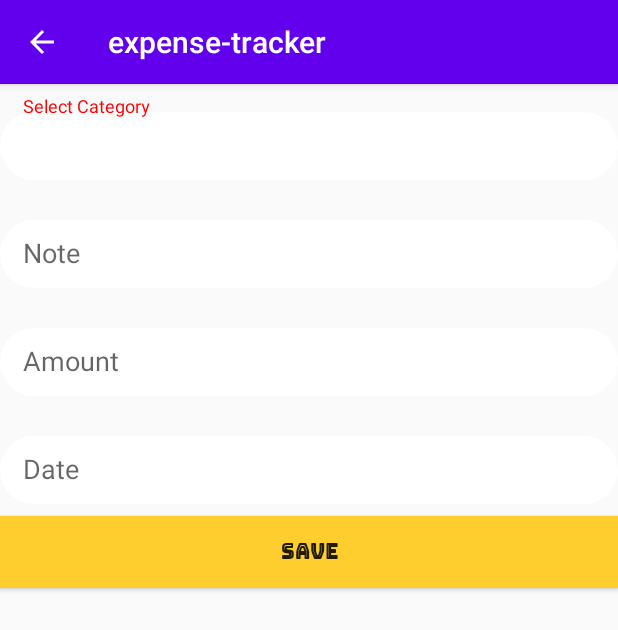
After one commit to sumanbhujel/expense-tracker, an Android app: the AddIncomeActivity screen opened directly, with no data from a screen before it, on a phone screen of 412 x 824 dp. The commit adds this screen. Shown: the top 630 px of the screen. Run offline under Robolectric (Android 15) with nearby library versions, the phone set to English and light mode, and no system bars.

Commit message:
AddIncomeActivity is added

```diff
--- a/app/src/main/AndroidManifest.xml
+++ b/app/src/main/AndroidManifest.xml
@@ -14,9 +14,14 @@
         android:usesCleartextTraffic="true"
         tools:targetApi="m">
         <activity
+            android:name=".activities.AddIncomeActivity"
+            android:parentActivityName=".activities.DashboardActivity"
+            android:screenOrientation="portrait"
+            android:theme="@style/AppTheme"></activity>
+        <activity
             android:name=".activities.AddCategoryActivity"
             android:screenOrientation="portrait"
-            android:theme="@style/AppTheme"></activity>
+            android:theme="@style/AppTheme" />
         <activity android:name=".activities.ProfileActivity" />
         <activity android:name=".activities.DashboardActivity" />
         <activity
--- /dev/null
+++ b/app/src/main/java/com/agileproject/expense_tracker/activities/AddIncomeActivity.java
@@ -0,0 +1,16 @@
+package com.agileproject.expense_tracker.activities;
+
+import androidx.appcompat.app.AppCompatActivity;
+
+import android.os.Bundle;
+
+import com.agileproject.expense_tracker.R;
+
+public class AddIncomeActivity extends AppCompatActivity {
+
+    @Override
+    protected void onCreate(Bundle savedInstanceState) {
+        super.onCreate(savedInstanceState);
+        setContentView(R.layout.activity_add_income);
+    }
+}
--- a/app/src/main/java/com/agileproject/expense_tracker/activities/DashboardActivity.java
+++ b/app/src/main/java/com/agileproject/expense_tracker/activities/DashboardActivity.java
@@ -57,8 +57,12 @@ public class DashboardActivity extends AppCompatActivity implements CardView.OnC
                 startActivity(i1);
                 break;
             case R.id.cardCategory:
-                //Intent i1 = new Intent(DashboardActivity.this, CategoryActivity.class);
-                //startActivity(i1);
+                Intent i2 = new Intent(DashboardActivity.this, AddCategoryActivity.class);
+                startActivity(i2);
+                break;
+            case R.id.cardAddIncome:
+                Intent i3 = new Intent(DashboardActivity.this, AddIncomeActivity.class);
+                startActivity(i3);
                 break;
             case R.id.cardAddExpenses:
 //                Intent i2 = new Intent(DashboardActivity.this, AddExpenseActivity.class);
@@ -68,10 +72,7 @@ public class DashboardActivity extends AppCompatActivity implements CardView.OnC
 //                Intent i3 = new Intent(DashboardActivity.this, TransactionListActivity.class);
 //                startActivity(i3);
                 break;
-            case R.id.cardAddIncome:
-//                Intent i4 = new Intent(DashboardActivity.this, AddIncomeActivity.class);
-//                startActivity(i4);
-                break;
+
             case R.id.cardShowChart:
 //                Intent i5 = new Intent(DashboardActivity.this, ChartActivity.class);
 //                startActivity(i5);
--- /dev/null
+++ b/app/src/main/res/layout/activity_add_income.xml
@@ -0,0 +1,123 @@
+<?xml version="1.0" encoding="utf-8"?>
+<LinearLayout xmlns:android="http://schemas.android.com/apk/res/android"
+    xmlns:app="http://schemas.android.com/apk/res-auto"
+    xmlns:tools="http://schemas.android.com/tools"
+    android:layout_width="match_parent"
+    android:layout_height="match_parent"
+    tools:context=".activities.AddIncomeActivity">
+
+    <LinearLayout
+        android:layout_width="match_parent"
+        android:layout_height="match_parent"
+        android:orientation="vertical">
+
+        <!-- Categories Label -->
+        <com.google.android.material.textfield.TextInputLayout
+            android:id="@+id/et_inc_category"
+            android:layout_width="match_parent"
+            android:layout_height="wrap_content"
+            android:layout_marginTop="8dp"
+            android:layout_marginBottom="8dp">
+
+            <com.google.android.material.textfield.TextInputEditText
+                android:id="@+id/et_inc_category_value"
+                android:layout_width="match_parent"
+                android:layout_height="45dp"
+                android:layout_gravity="center"
+                android:layout_marginTop="10dp"
+                android:background="@drawable/btn"
+                android:clickable="true"
+                android:hint="Select Category"
+                android:inputType="text"
+                android:paddingStart="15dp"
+                android:paddingLeft="15dp"
+                android:textColorHint="@color/fullwhite"
+                tools:ignore="RtlSymmetry" />
+        </com.google.android.material.textfield.TextInputLayout>
+
+
+        <!-- Notes Label -->
+        <com.google.android.material.textfield.TextInputLayout
+            android:id="@+id/et_note"
+            android:layout_width="match_parent"
+            android:layout_height="wrap_content"
+            android:layout_marginTop="8dp"
+            android:layout_marginBottom="8dp">
+
+            <com.google.android.material.textfield.TextInputEditText
+                android:id="@+id/et_note_value"
+                android:layout_width="match_parent"
+                android:layout_height="45dp"
+                android:layout_gravity="center"
+                android:layout_marginTop="10dp"
+                android:background="@drawable/btn"
+                android:hint="Note"
+                android:inputType="text"
+                android:paddingStart="15dp"
+                android:paddingLeft="15dp"
+                android:textColorHint="@color/fullwhite"
+                tools:ignore="RtlSymmetry" />
+        </com.google.android.material.textfield.TextInputLayout>
+
+
+        <!-- Amount Label -->
+        <com.google.android.material.textfield.TextInputLayout
+            android:id="@+id/et_amount"
+            android:layout_width="match_parent"
+            android:layout_height="wrap_content"
+            android:layout_marginTop="8dp"
+            android:layout_marginBottom="8dp">
+
+            <com.google.android.material.textfield.TextInputEditText
+                android:id="@+id/et_amount_value"
+                android:layout_width="match_parent"
+                android:layout_height="45dp"
+                android:layout_gravity="center"
+                android:layout_marginTop="10dp"
+                android:background="@drawable/btn"
+                android:hint="Amount"
+                android:inputType="numberDecimal"
+                android:paddingStart="15dp"
+                android:paddingLeft="15dp"
+                android:textColorHint="@color/fullwhite"
+                tools:ignore="RtlSymmetry" />
+        </com.google.android.material.textfield.TextInputLayout>
+
+        <!-- Date Label -->
+        <com.google.android.material.textfield.TextInputLayout
+            android:id="@+id/et_date"
+            android:layout_width="match_parent"
+            android:layout_height="wrap_content"
+            android:layout_marginTop="8dp"
+            android:layout_marginBottom="8dp">
+
+            <com.google.android.material.textfield.TextInputEditText
+                android:id="@+id/et_date_value"
+                android:layout_width="match_parent"
+                android:layout_height="45dp"
+                android:layout_gravity="center"
+                android:layout_marginTop="10dp"
+                android:background="@drawable/btn"
+                android:clickable="true"
+                android:hint="Date"
+                android:inputType="date"
+                android:paddingStart="15dp"
+                android:paddingLeft="15dp"
+                android:textColorHint="@color/fullwhite"
+                tools:ignore="RtlSymmetry" />
+        </com.google.android.material.textfield.TextInputLayout>
+
+
+        <Button
+            android:id="@+id/btn_save_inc"
+            android:layout_width="match_parent"
+            android:layout_height="wrap_content"
+            android:background="#fece2f"
+            android:fontFamily="@font/bungee_inline"
+            android:text="Save" />
+
+
+    </LinearLayout>
+
+
+</LinearLayout>
```
